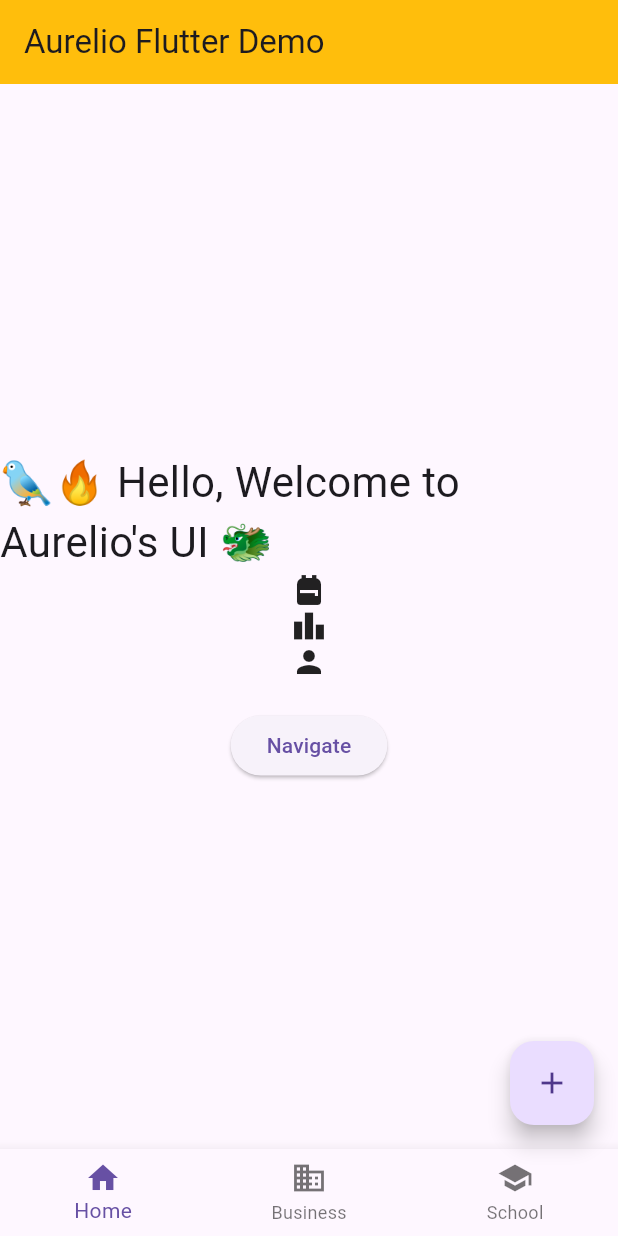
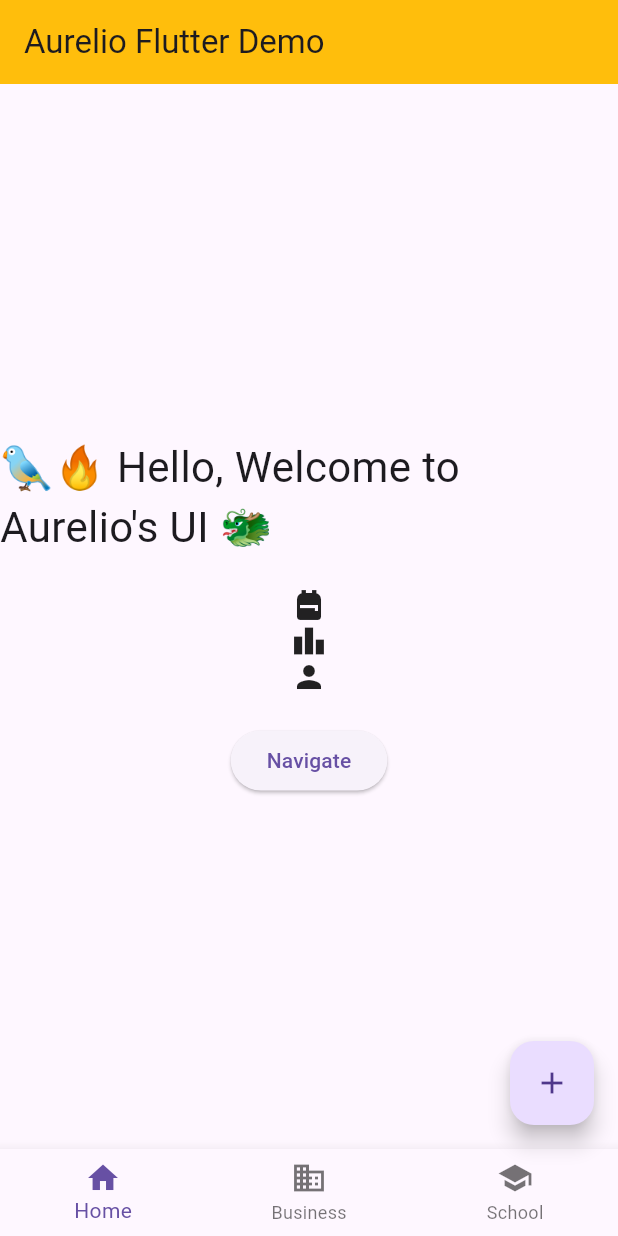
Before and after one commit to AurelioAlfons/aurelio_app1, a Flutter app: the screen it shows after launch, on a phone screen of 412 x 824 dp. Run offline on Flutter 3.47's test engine with Material 3 defaults, Android fonts, the light colour scheme and no system bars.

Commit message:
Fix nested column

```diff
--- a/lib/main.dart
+++ b/lib/main.dart
@@ -45,24 +45,15 @@ class _MyAppState extends State<MyApp> {
           child: Column(
             mainAxisSize: MainAxisSize.min,
             children: [
-              const Column(
-                mainAxisSize: MainAxisSize.min,
-                children: [
-                  Text(
-                    "🐦‍🔥 Hello, Welcome to Aurelio's UI 🐲",
-                    style: TextStyle(fontSize: 28),
-                  ),
-                  SizedBox(
-                      width: 10), // Horizontal space between text and icons
-                  Icon(Icons.backpack),
-                  SizedBox(width: 10),
-                  Icon(Icons.leaderboard),
-                  SizedBox(width: 10),
-                  Icon(Icons.person),
-                ],
+              const Text(
+                "🐦‍🔥 Hello, Welcome to Aurelio's UI 🐲",
+                style: TextStyle(fontSize: 28),
               ),
-              const SizedBox(
-                  height: 20), // Vertical space between Row and Button
+              const SizedBox(height: 20), // Space between text and icons
+              const Icon(Icons.backpack),
+              const Icon(Icons.leaderboard),
+              const Icon(Icons.person),
+              const SizedBox(height: 20), // Space between icons and button
               ElevatedButton(
                 child: const Text('Navigate'),
                 onPressed: () {
```
